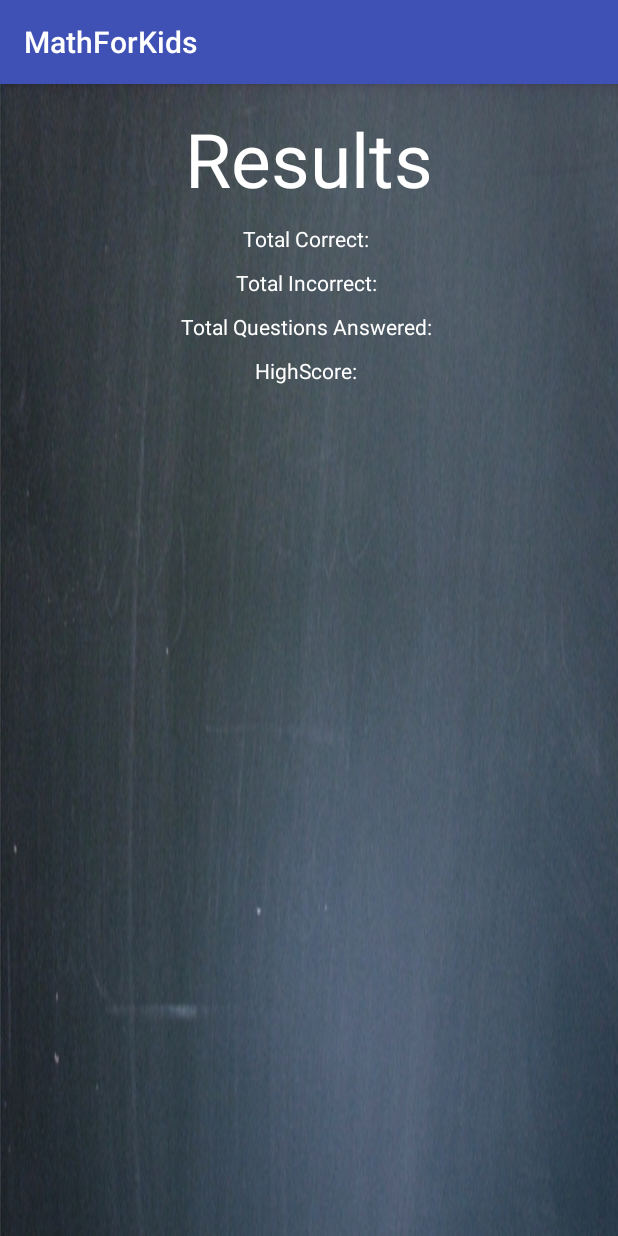
After one commit to JC626/MathForKids, an Android app: the GameOverActivity screen opened directly, with no data from a screen before it, on a phone screen of 412 x 824 dp. The commit adds this screen. Run offline under Robolectric (Android 15) with nearby library versions, the phone set to English and light mode, and no system bars.

Commit message:
Changed font size of the question and user input. Created Game Over screen. Fixed the timer.

```diff
--- /dev/null
+++ b/app/src/main/java/com/welovekids/mathforkids/GameOverActivity.java
@@ -0,0 +1,20 @@
+package com.welovekids.mathforkids;
+
+import android.support.v7.app.AppCompatActivity;
+import android.os.Bundle;
+import android.widget.TextView;
+
+import com.welovekids.util.Controller;
+
+public class GameOverActivity extends AppCompatActivity {
+
+    @Override
+    protected void onCreate(Bundle savedInstanceState) {
+        super.onCreate(savedInstanceState);
+        setContentView(R.layout.activity_game_over);
+        //Get gameCorrect, gameQuestions, gameWrong, highSocre
+        //Set to textviews
+        //TextView highScore = (TextView)findViewById(R.id.roundScore);
+
+    }
+}
--- /dev/null
+++ b/app/src/main/res/layout/activity_game_over.xml
@@ -0,0 +1,46 @@
+<?xml version="1.0" encoding="utf-8"?>
+<LinearLayout xmlns:android="http://schemas.android.com/apk/res/android"
+    xmlns:tools="http://schemas.android.com/tools"
+    android:layout_width="match_parent"
+    android:layout_height="match_parent"
+    android:orientation="vertical"
+    android:background="@drawable/blackboard"
+    android:padding="@dimen/activity_vertical_margin"
+    tools:context="com.welovekids.mathforkids.GameOverActivity">
+    <TextView android:id="@+id/totalCorrect"
+        android:layout_width="wrap_content"
+        android:layout_height="wrap_content"
+        android:layout_gravity="center"
+        android:textColor="#fff"
+        android:textSize="50sp"
+        android:paddingBottom="10dp"
+        android:text="Results"/>
+    <TextView android:id="@+id/roundCorrect"
+        android:layout_width="wrap_content"
+        android:layout_height="wrap_content"
+        android:layout_gravity="center"
+        android:paddingBottom="10dp"
+        android:textColor="#fff"
+        android:text="Total Correct: "/>
+    <TextView android:id="@+id/roundIncorrect"
+        android:layout_width="wrap_content"
+        android:layout_height="wrap_content"
+        android:layout_gravity="center"
+        android:paddingBottom="10dp"
+        android:textColor="#fff"
+        android:text="Total Incorrect: "/>
+    <TextView android:id="@+id/roundAnswered"
+        android:layout_width="wrap_content"
+        android:layout_height="wrap_content"
+        android:layout_gravity="center"
+        android:paddingBottom="10dp"
+        android:textColor="#fff"
+        android:text="Total Questions Answered: "/>
+    <TextView android:id="@+id/roundScore"
+        android:layout_width="wrap_content"
+        android:layout_height="wrap_content"
+        android:layout_gravity="center"
+        android:paddingBottom="10dp"
+        android:textColor="#fff"
+        android:text="HighScore: "/>
+</LinearLayout>
--- a/app/src/main/res/layout/activity_question.xml
+++ b/app/src/main/res/layout/activity_question.xml
@@ -36,6 +36,7 @@
             <TextView  android:id="@+id/question"
                 android:layout_marginTop="20dp"
                 android:layout_marginLeft="15dp"
+                android:textSize="18sp"
                 android:layout_height="match_parent"
                 android:layout_width="match_parent"
                 />
@@ -45,6 +46,8 @@
                 android:layout_marginRight="15dp"
                 android:layout_height="wrap_content"
                 android:layout_width="match_parent"
+                android:maxLength="10"
+                android:textSize="18sp"
                 />
             <!--Set to some image either tick or cross-->
             <ImageView android:id="@+id/solved"
```
Also changed, not shown: app/src/main/AndroidManifest.xml (+20 -16 lines), app/src/main/java/com/welovekids/mathforkids/QuestionActivity.java (+5 -6 lines).
